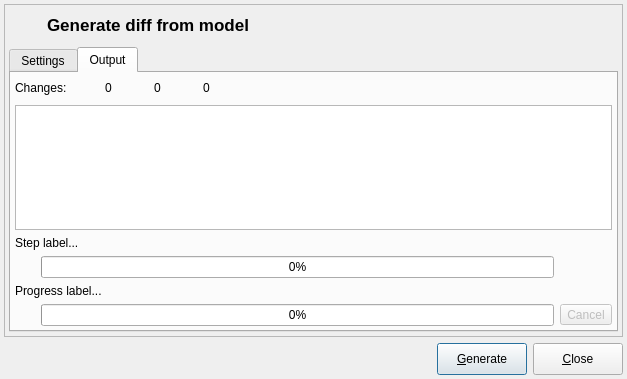
Qt form libpgmodeler_ui/ui/modeldatabasediffform.ui (pgmodeler/pgmodeler) before a commit.
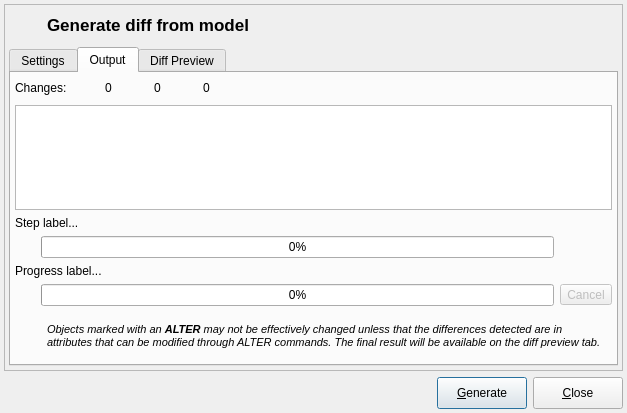
The same form after that commit. The open tabs and pages were chosen to show the change. Icons and pictures are not drawn.

Commit message: Model db diff feature impelementation checkpoint. Added a "Diff Preview" tab in order to give user the final result of the whole process.

Patch:
```diff
--- a/libpgmodeler_ui/ui/modeldatabasediffform.ui
+++ b/libpgmodeler_ui/ui/modeldatabasediffform.ui
@@ -10,7 +10,7 @@
     <x>0</x>
     <y>0</y>
     <width>627</width>
-    <height>379</height>
+    <height>413</height>
    </rect>
   </property>
   <property name="sizePolicy">
@@ -1278,6 +1278,131 @@
               </widget>
              </item>
             </layout>
+           </widget>
+          </item>
+          <item row="3" column="0" colspan="4">
+           <widget class="QFrame" name="alert_frm">
+            <property name="sizePolicy">
+             <sizepolicy hsizetype="Preferred" vsizetype="Fixed">
+              <horstretch>0</horstretch>
+              <verstretch>0</verstretch>
+             </sizepolicy>
+            </property>
+            <property name="minimumSize">
+             <size>
+              <width>0</width>
+              <height>48</height>
+             </size>
+            </property>
+            <property name="frameShape">
+             <enum>QFrame::NoFrame</enum>
+            </property>
+            <property name="frameShadow">
+             <enum>QFrame::Raised</enum>
+            </property>
+            <layout class="QGridLayout" name="gridLayout_4">
+             <property name="leftMargin">
+              <number>2</number>
+             </property>
+             <property name="topMargin">
+              <number>2</number>
+             </property>
+             <property name="rightMargin">
+              <number>2</number>
+             </property>
+             <property name="bottomMargin">
+              <number>2</number>
+             </property>
+             <item row="0" column="0">
+              <widget class="QLabel" name="label_3">
+               <property name="minimumSize">
+                <size>
+                 <width>24</width>
+                 <height>24</height>
+                </size>
+               </property>
+               <property name="maximumSize">
+                <size>
+                 <width>24</width>
+                 <height>24</height>
+                </size>
+               </property>
+               <property name="text">
+                <string/>
+               </property>
+               <property name="textFormat">
+                <enum>Qt::AutoText</enum>
+               </property>
+               <property name="pixmap">
+                <pixmap resource="../res/resources.qrc">:/icones/icones/msgbox_alerta.png</pixmap>
+               </property>
+               <property name="scaledContents">
+                <bool>true</bool>
+               </property>
+              </widget>
+             </item>
+             <item row="0" column="1">
+              <widget class="QLabel" name="label_4">
+               <property name="font">
+                <font>
+                 <pointsize>8</pointsize>
+                 <weight>50</weight>
+                 <italic>true</italic>
+                 <bold>false</bold>
+                 <underline>false</underline>
+                 <strikeout>false</strikeout>
+                 <kerning>true</kerning>
+                </font>
+               </property>
+               <property name="text">
+                <string>Objects marked with an &lt;strong&gt;ALTER&lt;/strong&gt; may not be effectively changed unless that the differences detected are in attributes that can be modified through ALTER commands. The final result will be available on the diff preview tab.</string>
+               </property>
+               <property name="wordWrap">
+                <bool>true</bool>
+               </property>
+              </widget>
+             </item>
+            </layout>
+           </widget>
+          </item>
+         </layout>
+        </widget>
+        <widget class="QWidget" name="tab_3">
+         <attribute name="title">
+          <string>Diff Preview</string>
+         </attribute>
+         <layout class="QGridLayout" name="gridLayout_5">
+          <property name="leftMargin">
+           <number>4</number>
+          </property>
+          <property name="topMargin">
+           <number>4</number>
+          </property>
+          <property name="rightMargin">
+           <number>4</number>
+          </property>
+          <property name="bottomMargin">
+           <number>4</number>
+          </property>
+          <item row="0" column="0">
+           <widget class="QTextEdit" name="sqlcode_txt">
+            <property name="font">
+             <font>
+              <family>DejaVu Sans Mono</family>
+             </font>
+            </property>
+            <property name="undoRedoEnabled">
+             <bool>false</bool>
+            </property>
+            <property name="lineWrapMode">
+             <enum>QTextEdit::NoWrap</enum>
+            </property>
+            <property name="acceptRichText">
+             <bool>true</bool>
+            </property>
+            <property name="textInteractionFlags">
+             <set>Qt::TextSelectableByKeyboard|Qt::TextSelectableByMouse</set>
+            </property>
            </widget>
           </item>
          </layout>
```
The commit also changes 5 other files.
